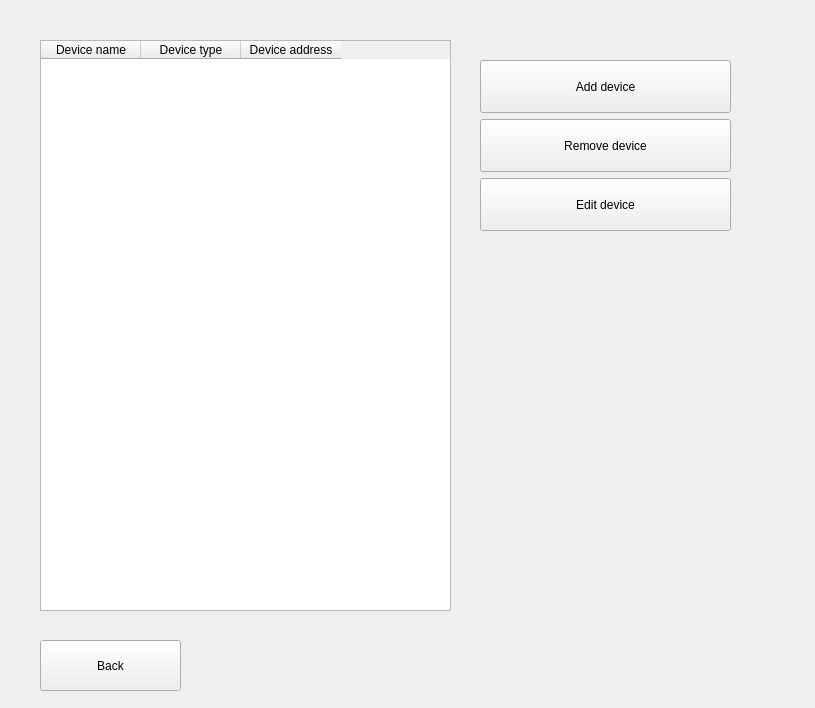
Above: modbus-app/ui/DevicesConfiguration.ui from matus-u/sz-modbus before the change. Below: the same form after it.
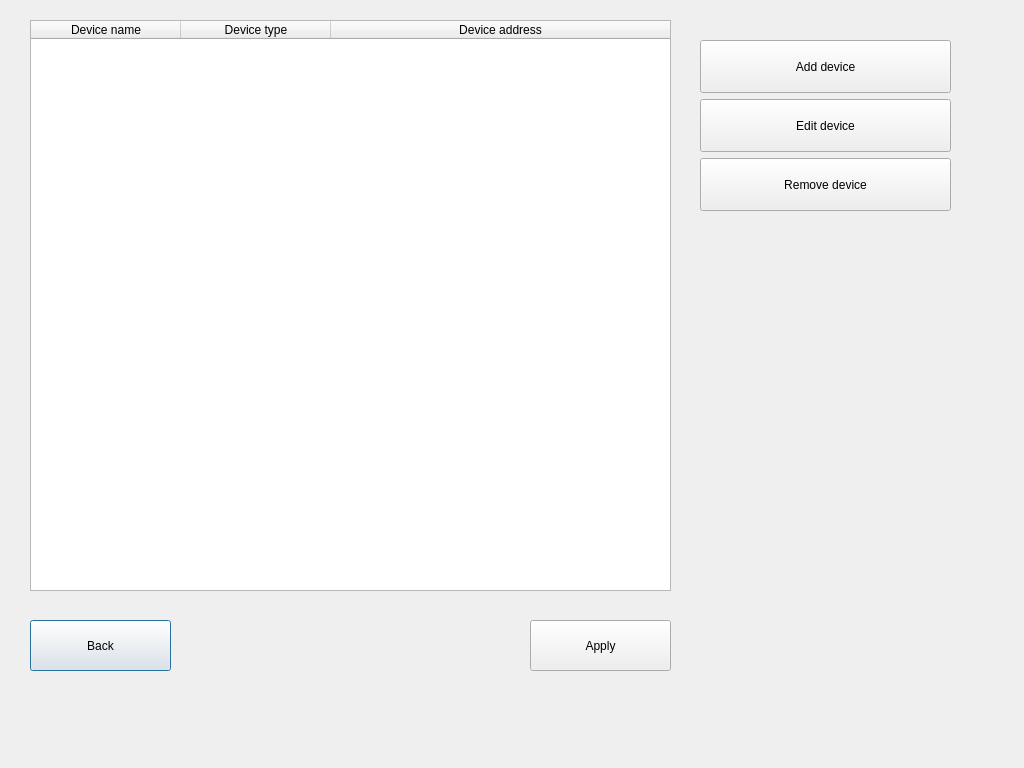
That is the form after the change.

Commit message: move devices to separate widget

What changed in the file:
```diff
--- a/modbus-app/ui/DevicesConfiguration.ui
+++ b/modbus-app/ui/DevicesConfiguration.ui
@@ -1,13 +1,13 @@
 <?xml version="1.0" encoding="UTF-8"?>
 <ui version="4.0">
  <class>DevicesConfiguration</class>
- <widget class="QWidget" name="DevicesConfiguration">
+ <widget class="QDialog" name="DevicesConfiguration">
   <property name="geometry">
    <rect>
     <x>0</x>
     <y>0</y>
-    <width>815</width>
-    <height>708</height>
+    <width>1024</width>
+    <height>768</height>
    </rect>
   </property>
   <property name="windowTitle">
@@ -16,15 +16,24 @@
   <widget class="QTableWidget" name="devicesWidget">
    <property name="geometry">
     <rect>
-     <x>40</x>
-     <y>40</y>
-     <width>411</width>
+     <x>30</x>
+     <y>20</y>
+     <width>641</width>
      <height>571</height>
     </rect>
    </property>
    <property name="columnCount">
     <number>3</number>
    </property>
+   <attribute name="horizontalHeaderCascadingSectionResizes">
+    <bool>false</bool>
+   </attribute>
+   <attribute name="horizontalHeaderMinimumSectionSize">
+    <number>150</number>
+   </attribute>
+   <attribute name="horizontalHeaderStretchLastSection">
+    <bool>true</bool>
+   </attribute>
    <attribute name="verticalHeaderVisible">
     <bool>false</bool>
    </attribute>
@@ -47,8 +56,8 @@
   <widget class="QPushButton" name="backButton">
    <property name="geometry">
     <rect>
-     <x>40</x>
-     <y>640</y>
+     <x>30</x>
+     <y>620</y>
      <width>141</width>
      <height>51</height>
     </rect>
@@ -60,8 +69,8 @@
   <widget class="QWidget" name="layoutWidget">
    <property name="geometry">
     <rect>
-     <x>480</x>
-     <y>60</y>
+     <x>700</x>
+     <y>40</y>
      <width>251</width>
      <height>171</height>
     </rect>
@@ -80,19 +89,6 @@
       </property>
      </widget>
     </item>
-    <item>
-     <widget class="QPushButton" name="removeDeviceButton">
-      <property name="sizePolicy">
-       <sizepolicy hsizetype="Minimum" vsizetype="MinimumExpanding">
-        <horstretch>0</horstretch>
-        <verstretch>0</verstretch>
-       </sizepolicy>
-      </property>
-      <property name="text">
-       <string>Remove device</string>
-      </property>
-     </widget>
-    </item>
     <item>
      <widget class="QPushButton" name="editDeviceButton">
       <property name="sizePolicy">
@@ -106,8 +102,34 @@
       </property>
      </widget>
     </item>
+    <item>
+     <widget class="QPushButton" name="removeDeviceButton">
+      <property name="sizePolicy">
+       <sizepolicy hsizetype="Minimum" vsizetype="MinimumExpanding">
+        <horstretch>0</horstretch>
+        <verstretch>0</verstretch>
+       </sizepolicy>
+      </property>
+      <property name="text">
+       <string>Remove device</string>
+      </property>
+     </widget>
+    </item>
    </layout>
   </widget>
+  <widget class="QPushButton" name="applyButton">
+   <property name="geometry">
+    <rect>
+     <x>530</x>
+     <y>620</y>
+     <width>141</width>
+     <height>51</height>
+    </rect>
+   </property>
+   <property name="text">
+    <string>Apply</string>
+   </property>
+  </widget>
  </widget>
  <resources/>
  <connections/>
```
Left out of the diff: 37 changed lines with no effect on the pictures. The commit also changes 6 other files.
